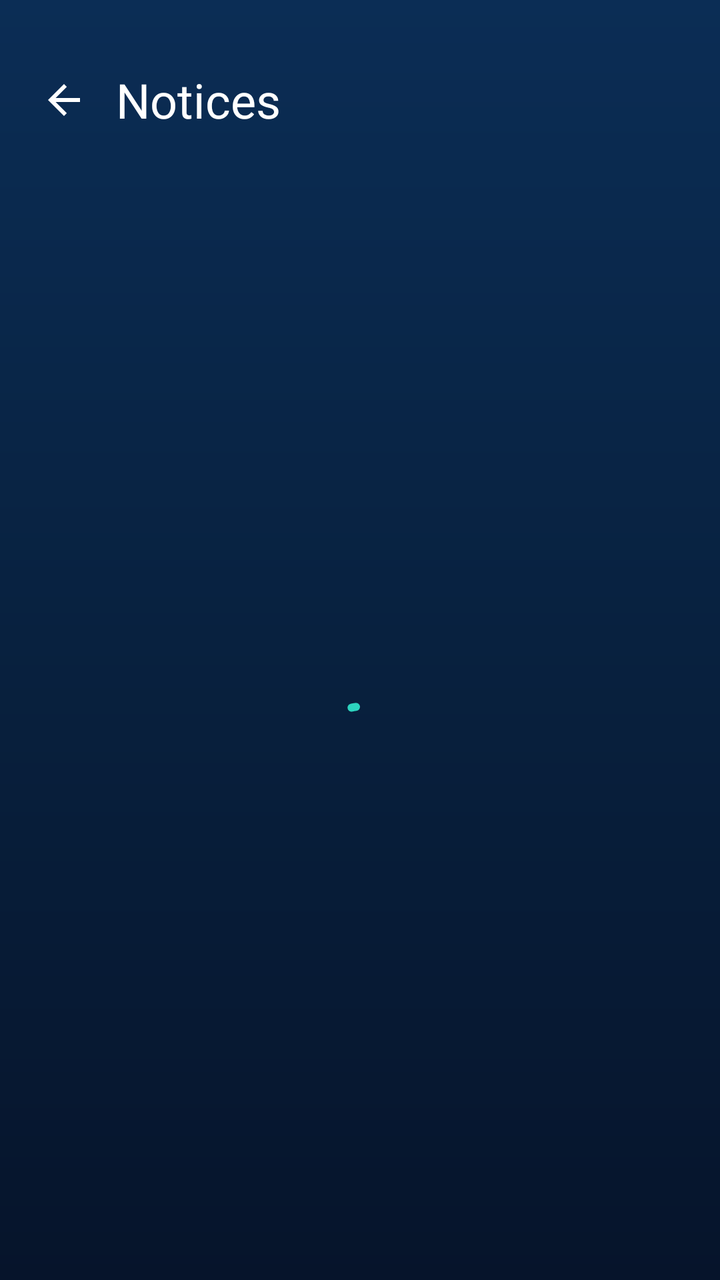
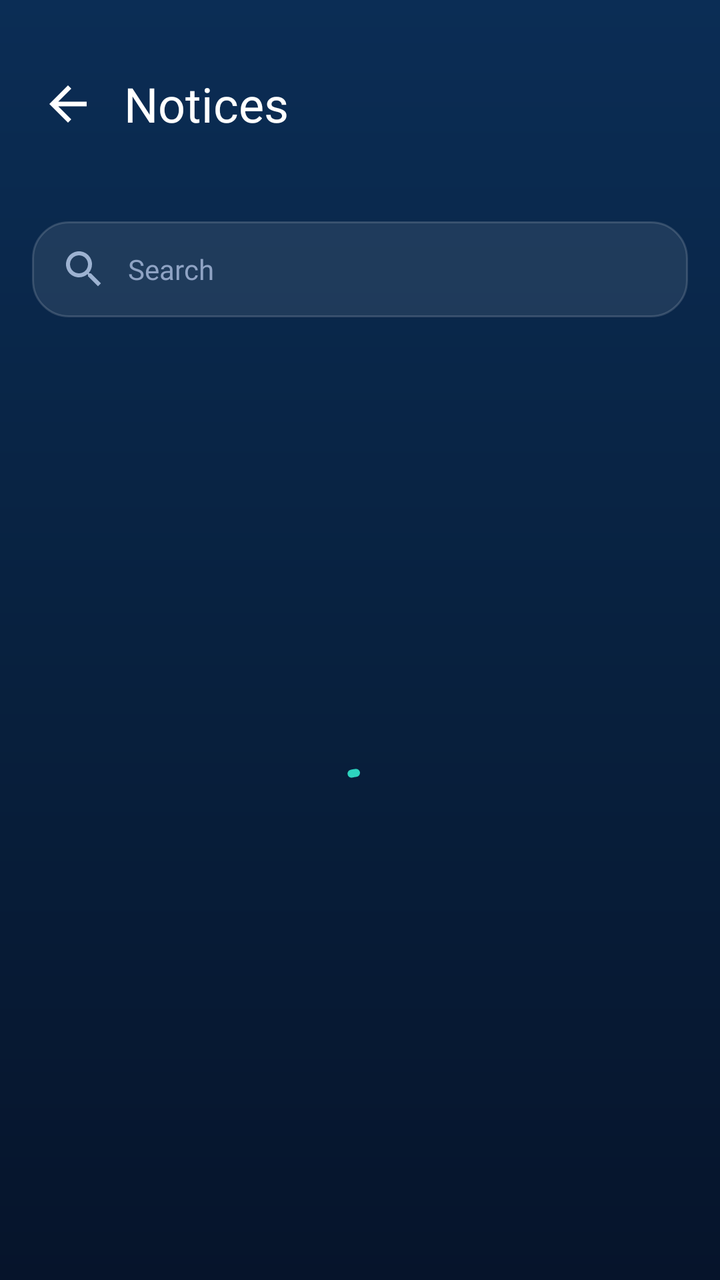

Two renders of the same Android screen: before a commit and after it. Below are the layout's source before the change and the commit's diff.
<!-- AndroidManifest.xml: application theme Theme.CampusPulse -->
<!-- res/layout/activity_notices.xml -->
<?xml version="1.0" encoding="utf-8"?>
<FrameLayout xmlns:android="http://schemas.android.com/apk/res/android"
    xmlns:app="http://schemas.android.com/apk/res-auto"
    xmlns:tools="http://schemas.android.com/tools"
    android:layout_width="match_parent"
    android:layout_height="match_parent"
    android:background="@drawable/bg_dashboard">

    <LinearLayout
        android:layout_width="match_parent"
        android:layout_height="match_parent"
        android:orientation="vertical">

        <LinearLayout
            android:layout_width="match_parent"
            android:layout_height="wrap_content"
            android:gravity="center_vertical"
            android:orientation="horizontal"
            android:paddingStart="10dp"
            android:paddingTop="28dp"
            android:paddingEnd="20dp"
            android:paddingBottom="8dp">

            <ImageView
                android:id="@+id/btnBack"
                android:layout_width="44dp"
                android:layout_height="44dp"
                android:background="?attr/selectableItemBackgroundBorderless"
                android:contentDescription="Back"
                android:padding="10dp"
                android:src="@drawable/ic_back"
                tools:ignore="HardcodedText" />

            <TextView
                android:layout_width="0dp"
                android:layout_height="wrap_content"
                android:layout_marginStart="4dp"
                android:layout_weight="1"
                android:fontFamily="@font/poppins_bold"
                android:text="Notices"
                android:textColor="#FFFFFF"
                android:textSize="24sp"
                tools:ignore="HardcodedText" />

            <TextView
                android:id="@+id/tvCount"
                android:layout_width="wrap_content"
                android:layout_height="wrap_content"
                android:fontFamily="@font/poppins_regular"
                android:textColor="#9DB2D1"
                android:textSize="13sp" />
        </LinearLayout>

        <TextView
            android:id="@+id/tvOffline"
            android:layout_width="match_parent"
            android:layout_height="wrap_content"
            android:layout_marginBottom="12dp"
            android:layout_marginStart="16dp"
            android:layout_marginEnd="16dp"
            android:accessibilityLiveRegion="polite"
            android:background="@drawable/bg_banner"
            android:fontFamily="@font/poppins_bold"
            android:padding="12dp"
            android:textColor="#06201E"
            android:textSize="12sp"
            android:visibility="gone" />

        <TextView
            android:id="@+id/tvSyncInfo"
            android:layout_width="match_parent"
            android:layout_height="wrap_content"
            android:layout_marginStart="20dp"
            android:layout_marginEnd="20dp"
            android:layout_marginBottom="8dp"
            android:fontFamily="@font/poppins_regular"
            android:textColor="#9DB2D1"
            android:textSize="11sp" />

        <HorizontalScrollView
            android:layout_width="match_parent"
            android:layout_height="wrap_content"
            android:clipToPadding="false"
            android:paddingStart="16dp"
            android:paddingEnd="16dp"
            android:scrollbars="none">

            <LinearLayout
                android:id="@+id/chipRow"
                android:layout_width="wrap_content"
                android:layout_height="wrap_content"
                android:orientation="horizontal" />
        </HorizontalScrollView>

        <FrameLayout
            android:layout_width="match_parent"
            android:layout_height="0dp"
            android:layout_weight="1">

            <androidx.recyclerview.widget.RecyclerView
                android:id="@+id/rvNotices"
                android:layout_width="match_parent"
                android:layout_height="match_parent"
                android:clipToPadding="false"
                android:paddingStart="16dp"
                android:paddingTop="14dp"
                android:paddingEnd="16dp"
                android:paddingBottom="100dp" />

            <LinearLayout
                android:id="@+id/emptyState"
                android:layout_width="match_parent"
                android:layout_height="match_parent"
                android:gravity="center"
                android:orientation="vertical"
                android:visibility="gone">

                <ImageView
                    android:layout_width="64dp"
                    android:layout_height="64dp"
                    android:importantForAccessibility="no"
                    android:src="@drawable/ic_bell"
                    app:tint="#4A5F85" />

                <TextView
                    android:id="@+id/tvEmptyTitle"
                    android:layout_width="wrap_content"
                    android:layout_height="wrap_content"
                    android:layout_marginTop="12dp"
                    android:fontFamily="@font/poppins_bold"
                    android:textColor="#FFFFFF"
                    android:textSize="18sp" />

                <TextView
                    android:id="@+id/tvEmptySub"
                    android:layout_width="wrap_content"
                    android:layout_height="wrap_content"
                    android:fontFamily="@font/poppins_regular"
                    android:gravity="center"
                    android:paddingStart="32dp"
                    android:paddingEnd="32dp"
                    android:textColor="#9DB2D1"
                    android:textSize="13sp" />
            </LinearLayout>

            <com.google.android.material.progressindicator.CircularProgressIndicator
                android:id="@+id/loading"
                android:layout_width="wrap_content"
                android:layout_height="wrap_content"
                android:layout_gravity="center"
                android:indeterminate="true"
                app:indicatorColor="#2DD4BF" />
        </FrameLayout>
    </LinearLayout>

    <com.google.android.material.floatingactionbutton.ExtendedFloatingActionButton
        android:id="@+id/fabAdd"
        android:layout_width="wrap_content"
        android:layout_height="wrap_content"
        android:layout_gravity="bottom|end"
        android:layout_margin="20dp"
        android:fontFamily="@font/poppins_bold"
        android:text="New notice"
        android:textColor="#06201E"
        android:visibility="gone"
        app:backgroundTint="#F5B942"
        app:icon="@drawable/ic_add"
        app:iconTint="#06201E"
        tools:ignore="HardcodedText" />
</FrameLayout>
<!-- resources referenced by this layout -->
<resources>
  <!-- drawable bg_banner (drawable) -->
  <shape xmlns:android="http://schemas.android.com/apk/res/android">
      <solid android:color="#FFFFFF" />
      <corners android:radius="14dp" />
  </shape>
  <!-- drawable bg_dashboard (drawable) -->
  <shape xmlns:android="http://schemas.android.com/apk/res/android">
      <gradient android:startColor="#0B2D55" android:centerColor="#08213F"
          android:endColor="#06142B" android:angle="270" />
  </shape>
  <!-- drawable ic_add (drawable) -->
  <vector xmlns:android="http://schemas.android.com/apk/res/android"
      android:width="24dp" android:height="24dp"
      android:viewportWidth="24" android:viewportHeight="24">
      <path android:fillColor="#FFFFFF"
          android:pathData="M19,13h-6v6h-2v-6H5v-2h6V5h2v6h6v2z"/>
  </vector>
  <!-- drawable ic_back (drawable) -->
  <vector xmlns:android="http://schemas.android.com/apk/res/android"
      android:width="24dp" android:height="24dp"
      android:viewportWidth="24" android:viewportHeight="24">
      <path android:fillColor="#FFFFFF"
          android:pathData="M20,11H7.83l5.59,-5.59L12,4l-8,8 8,8 1.41,-1.41L7.83,13H20v-2z"/>
  </vector>
  <!-- drawable ic_bell (drawable) -->
  <vector xmlns:android="http://schemas.android.com/apk/res/android"
      android:width="24dp" android:height="24dp"
      android:viewportWidth="24" android:viewportHeight="24">
      <path android:fillColor="#FFFFFF"
          android:pathData="M12,22c1.1,0 2,-0.9 2,-2h-4c0,1.1 0.89,2 2,2zM18,16v-5c0,-3.07 -1.64,-5.64 -4.5,-6.32V4c0,-0.83 -0.67,-1.5 -1.5,-1.5s-1.5,0.67 -1.5,1.5v0.68C7.63,5.36 6,7.92 6,11v5l-2,2v1h16v-1l-2,-2z"/>
  </vector>
  <style name="Theme.CampusPulse" parent="Theme.Material3.DayNight.NoActionBar" />
</resources>

<!-- the commit's change to res/layout/activity_notices.xml (unified diff, before → after) -->
@@ -23,8 +23,8 @@
 
             <ImageView
                 android:id="@+id/btnBack"
-                android:layout_width="44dp"
-                android:layout_height="44dp"
+                android:layout_width="48dp"
+                android:layout_height="48dp"
                 android:background="?attr/selectableItemBackgroundBorderless"
                 android:contentDescription="Back"
                 android:padding="10dp"
@@ -76,6 +76,29 @@
             android:fontFamily="@font/poppins_regular"
             android:textColor="#9DB2D1"
             android:textSize="11sp" />
+        <EditText
+            android:id="@+id/etSearch"
+            android:layout_width="match_parent"
+            android:layout_height="48dp"
+            android:layout_marginStart="16dp"
+            android:layout_marginTop="4dp"
+            android:layout_marginEnd="16dp"
+            android:layout_marginBottom="10dp"
+            android:autofillHints="none"
+            android:background="@drawable/bg_notice_item"
+            android:drawableStart="@drawable/ic_search"
+            android:drawablePadding="10dp"
+            android:drawableTint="#9DB2D1"
+            android:fontFamily="@font/poppins_regular"
+            android:hint="Search"
+            android:imeOptions="actionSearch"
+            android:inputType="text"
+            android:maxLines="1"
+            android:paddingStart="14dp"
+            android:paddingEnd="14dp"
+            android:textColor="#FFFFFF"
+            android:textColorHint="#8FA3C4"
+            android:textSize="14sp" />
 
         <HorizontalScrollView
             android:layout_width="match_parent"
<!-- resource entries referenced after the edit -->
@@ -9,6 +9,12 @@
   <shape xmlns:android="http://schemas.android.com/apk/res/android">
       <gradient android:startColor="#0B2D55" android:centerColor="#08213F"
           android:endColor="#06142B" android:angle="270" />
+  </shape>
+  <!-- drawable bg_notice_item (drawable) -->
+  <shape xmlns:android="http://schemas.android.com/apk/res/android">
+      <solid android:color="#16FFFFFF" />
+      <stroke android:width="1dp" android:color="#26FFFFFF" />
+      <corners android:radius="18dp" />
   </shape>
   <!-- drawable ic_add (drawable) -->
   <vector xmlns:android="http://schemas.android.com/apk/res/android"
@@ -31,6 +37,13 @@
       <path android:fillColor="#FFFFFF"
           android:pathData="M12,22c1.1,0 2,-0.9 2,-2h-4c0,1.1 0.89,2 2,2zM18,16v-5c0,-3.07 -1.64,-5.64 -4.5,-6.32V4c0,-0.83 -0.67,-1.5 -1.5,-1.5s-1.5,0.67 -1.5,1.5v0.68C7.63,5.36 6,7.92 6,11v5l-2,2v1h16v-1l-2,-2z"/>
   </vector>
+  <!-- drawable ic_search (drawable) -->
+  <vector xmlns:android="http://schemas.android.com/apk/res/android"
+      android:width="24dp" android:height="24dp"
+      android:viewportWidth="24" android:viewportHeight="24">
+      <path android:fillColor="#FFFFFF"
+          android:pathData="M15.5,14h-0.79l-0.28,-0.27C15.41,12.59 16,11.11 16,9.5 16,5.91 13.09,3 9.5,3S3,5.91 3,9.5 5.91,16 9.5,16c1.61,0 3.09,-0.59 4.23,-1.57l0.27,0.28v0.79l5,4.99L20.49,19l-4.99,-5zM9.5,14C7.01,14 5,11.99 5,9.5S7.01,5 9.5,5 14,7.01 14,9.5 11.99,14 9.5,14z"/>
+  </vector>
   <style name="Theme.CampusPulse" parent="Theme.Material3.DayNight.NoActionBar" />
 </resources>
 
